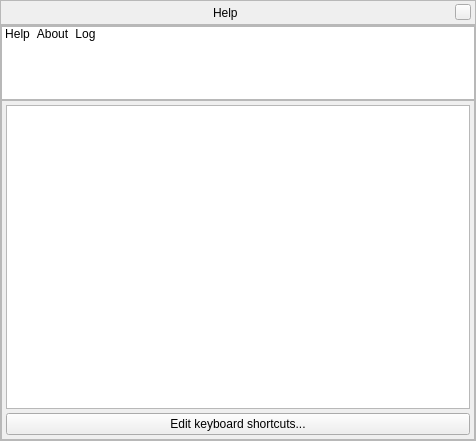
The window that src/gui/helpDialogGui.ui (Stellarium/stellarium) describes before a commit, drawn with Qt 5.
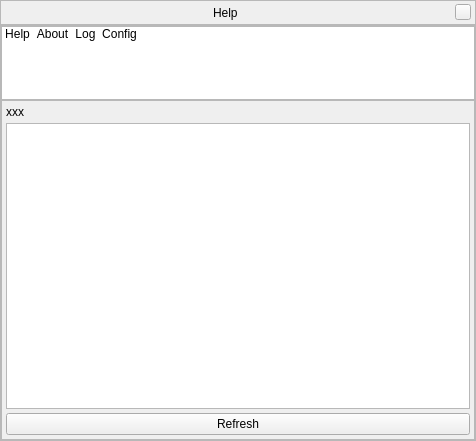
The same window after the commit. The open tabs and pages were chosen to show the change. Icons and pictures are not drawn. Custom widgets are drawn as their Qt base class.

Commit message: Added Config tab

```diff
--- a/src/gui/helpDialogGui.ui
+++ b/src/gui/helpDialogGui.ui
@@ -239,6 +239,17 @@
           </iconset>
          </property>
         </item>
+        <item>
+         <property name="text">
+          <string>Config</string>
+         </property>
+         <property name="icon">
+          <iconset>
+           <normalon>:/graphicGui/tabTools.png</normalon>
+           <selectedon>:/graphicGui/tabTools-selected.png</selectedon>
+          </iconset>
+         </property>
+        </item>
        </widget>
       </item>
       <item row="1" column="0">
@@ -388,6 +399,42 @@
           </item>
          </layout>
         </widget>
+        <widget class="QWidget" name="pageConfig">
+         <layout class="QVBoxLayout" name="verticalLayout_4">
+          <property name="spacing">
+           <number>4</number>
+          </property>
+          <property name="leftMargin">
+           <number>4</number>
+          </property>
+          <property name="topMargin">
+           <number>4</number>
+          </property>
+          <property name="rightMargin">
+           <number>4</number>
+          </property>
+          <property name="bottomMargin">
+           <number>4</number>
+          </property>
+          <item>
+           <widget class="QLabel" name="configPathLabel">
+            <property name="text">
+             <string>xxx</string>
+            </property>
+           </widget>
+          </item>
+          <item>
+           <widget class="QTextBrowser" name="configBrowser"/>
+          </item>
+          <item>
+           <widget class="QPushButton" name="refreshConfigButton">
+            <property name="text">
+             <string>Refresh</string>
+            </property>
+           </widget>
+          </item>
+         </layout>
+        </widget>
        </widget>
       </item>
      </layout>
```
The commit also changes 2 other files.
